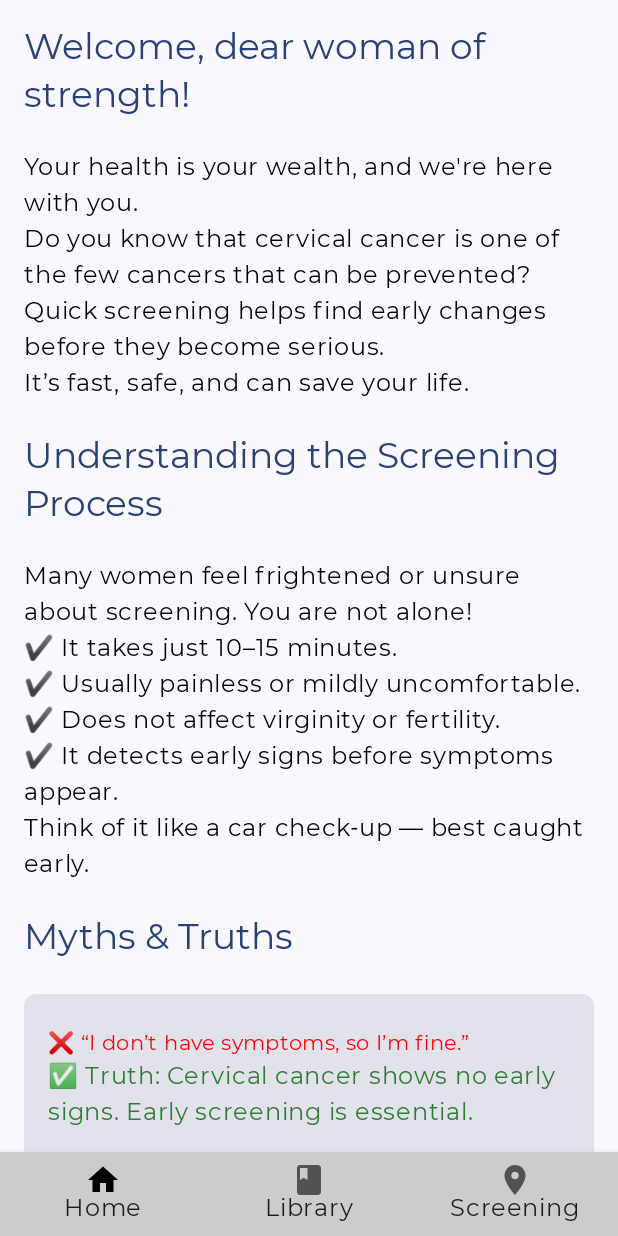
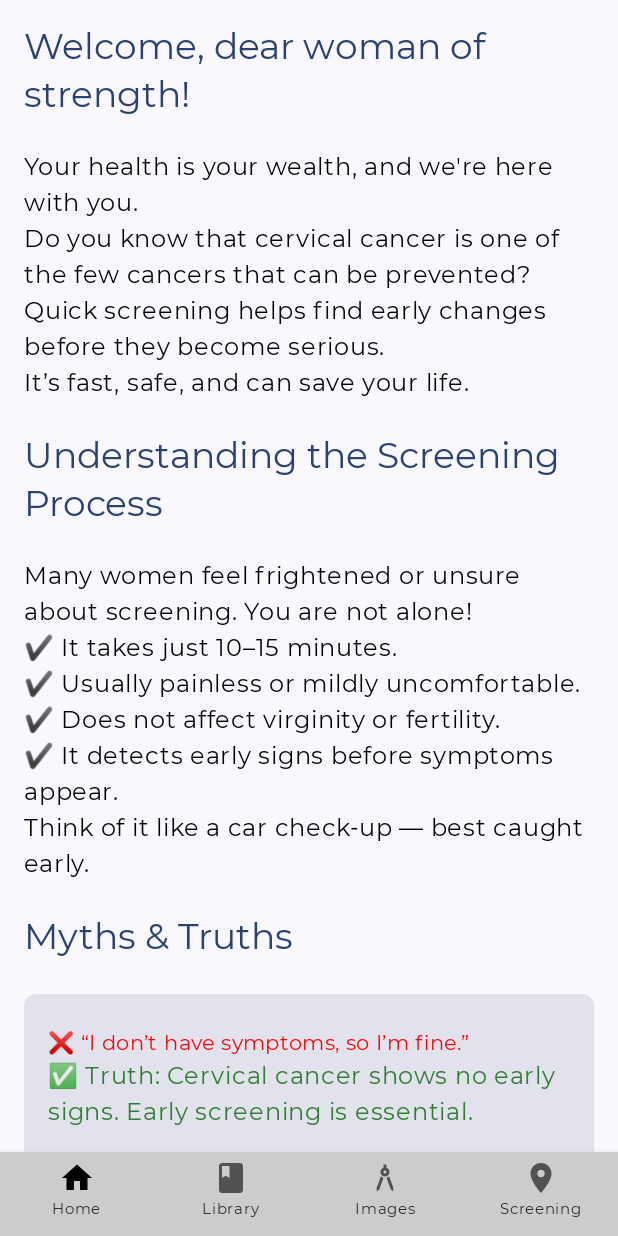
Before and after one commit to ufuomaisaac/Women-Care, an Android app built with Jetpack Compose: the screen it shows after launch (MainActivity), after a tap on "Login", on a phone screen of 412 x 824 dp. Run offline under Robolectric (Android 15) with nearby library versions, the phone set to English and light mode, and no system bars; our stand-ins replace Dagger/Hilt's generated code.

Commit message:
third image added

```diff
--- a/app/src/main/java/com/example/womencare/ui/home/MainActivity.kt
+++ b/app/src/main/java/com/example/womencare/ui/home/MainActivity.kt
@@ -19,6 +19,7 @@ import androidx.compose.runtime.getValue
 import androidx.compose.ui.Modifier
 import androidx.compose.ui.graphics.Color
 import androidx.compose.ui.res.stringResource
+import androidx.compose.ui.unit.sp
 import androidx.navigation.NavGraph.Companion.findStartDestination
 import androidx.navigation.NavHostController
 import androidx.navigation.compose.NavHost
@@ -77,8 +78,8 @@ fun  MainScreen(
                         },
                         //alwaysShowLabel = false,
                         label = {
-                            Text(text = stringResource(destination.titleRes))
-                                //color = Color.White)
+                            Text(text = stringResource(destination.titleRes),
+                                fontSize = 10.sp)
                         },
 
                         onClick = {
@@ -111,11 +112,13 @@ fun  MainScreen(
             }
 
             composable(MainBottomDestinations.Library.route) {
-                //CervicalCancerInfoScreen(navController = navController,languageViewModel = languageViewModel)
+                CervicalCancerInfoScreen(navController = navController,languageViewModel = languageViewModel)
+            }
+
+            composable(route = MainBottomDestinations.Image.route) {
                 TwoImagesFullVertical()
+            }
 
-
-            }
             composable(MainBottomDestinations.Map.route) {
                 ScreeningTrackerScreen(languageViewModel = languageViewModel)
 
--- a/app/src/main/java/com/example/womencare/ui/home/MainDestinations.kt
+++ b/app/src/main/java/com/example/womencare/ui/home/MainDestinations.kt
@@ -2,6 +2,7 @@ package com.example.womencare.ui.home
 
 import androidx.annotation.StringRes
 import androidx.compose.material.icons.Icons
+import androidx.compose.material.icons.filled.Architecture
 import androidx.compose.material.icons.filled.Book
 import androidx.compose.material.icons.filled.Home
 import androidx.compose.material.icons.filled.List
@@ -30,6 +31,12 @@ sealed class MainBottomDestinations(
         titleRes = R.string.library,
         icon = Icons.Filled.Book
     )
+    object Image: MainBottomDestinations(
+        route = "images",
+        titleRes = R.string.images,
+        icon = Icons.Filled.Architecture
+    )
+
     object Map: MainBottomDestinations(
         route = "map",
         titleRes = R.string.maps,
@@ -40,5 +47,6 @@ sealed class MainBottomDestinations(
 val BottomDestinationa = listOf(
     MainBottomDestinations.Home,
     MainBottomDestinations.Library,
+    MainBottomDestinations.Image,
     MainBottomDestinations.Map
 )
--- a/app/src/main/res/values/strings.xml
+++ b/app/src/main/res/values/strings.xml
@@ -3,6 +3,7 @@
     <string name="home">Home</string>
     <string name="maps">Screening</string>
     <string name="library">Library</string>
+    <string name="images">Images</string>
 
     <string name="first_article_preview">  Do you know that a healthy diet can increase your fertility and prepare your body better for pregnancy? This means that your diet is not something you should be taking without proper considerations…</string>
     <string name="first_article"> What is a healthy diet?
```
